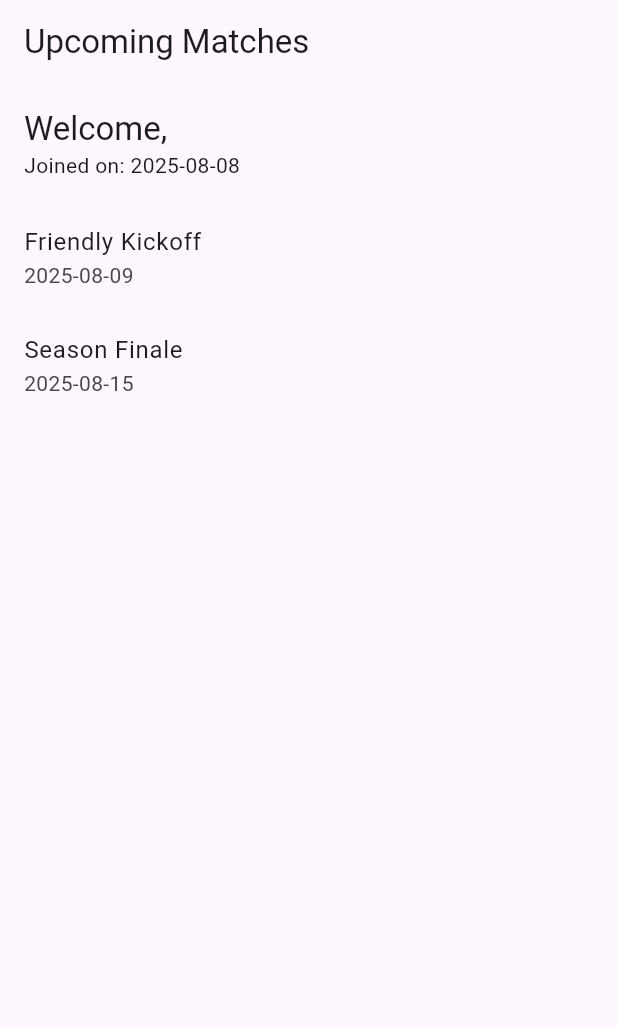
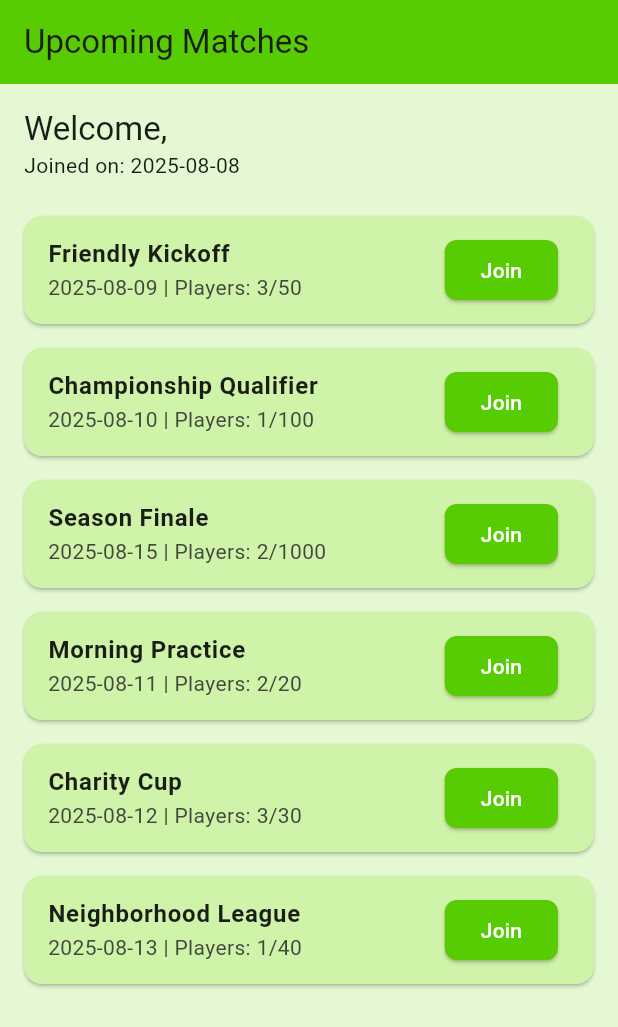
Before and after one commit to Pratikeshsingh/Football_is_life, a Flutter app: the screen it shows after launch, after a tap on "Login", on a phone screen of 412 x 824 dp. Shown: the top 1027 px of the screen. Run offline on Flutter 3.47's test engine with Material 3 defaults, Android fonts, the phone set to English and light mode, and no system bars.

Commit message:
feat: show joinable matches with colorful UI

```diff
--- a/lib/main.dart
+++ b/lib/main.dart
@@ -15,7 +15,9 @@ class MyApp extends StatelessWidget {
       debugShowCheckedModeBanner: false,
       title: 'Football is Life',
       theme: ThemeData(
-        colorScheme: ColorScheme.fromSeed(seedColor: Colors.deepPurple),
+        colorScheme:
+            ColorScheme.fromSeed(seedColor: const Color(0xFF58CC02)),
+        scaffoldBackgroundColor: const Color(0xFFE4F8D3),
       ),
       home: const LoginScreen(),
     );
--- a/lib/screens/upcoming_matches_screen.dart
+++ b/lib/screens/upcoming_matches_screen.dart
@@ -4,7 +4,7 @@ import '../models/match.dart';
 import '../models/user.dart';
 import 'match_detail_screen.dart';
 
-class UpcomingMatchesScreen extends StatelessWidget {
+class UpcomingMatchesScreen extends StatefulWidget {
   final User user;
   const UpcomingMatchesScreen({Key? key, required this.user}) : super(key: key);
 
@@ -20,7 +20,7 @@ class UpcomingMatchesScreen extends StatelessWidget {
     Match(
       id: '2',
       title: 'Championship Qualifier',
-      date: DateTime.now().subtract(const Duration(days: 1)),
+      date: DateTime.now().add(const Duration(days: 2)),
       location: 'City Arena',
       capacity: 100,
       attendees: ['Jordan'],
@@ -33,14 +33,53 @@ class UpcomingMatchesScreen extends StatelessWidget {
       capacity: 1000,
       attendees: ['Dana', 'Lee'],
     ),
+    Match(
+      id: '4',
+      title: 'Morning Practice',
+      date: DateTime.now().add(const Duration(days: 3)),
+      location: 'Community Field',
+      capacity: 20,
+      attendees: ['Morgan', 'Jess'],
+    ),
+    Match(
+      id: '5',
+      title: 'Charity Cup',
+      date: DateTime.now().add(const Duration(days: 4)),
+      location: 'Downtown Pitch',
+      capacity: 30,
+      attendees: ['Luis', 'Tim', 'Hana'],
+    ),
+    Match(
+      id: '6',
+      title: 'Neighborhood League',
+      date: DateTime.now().add(const Duration(days: 5)),
+      location: 'Westside Grounds',
+      capacity: 40,
+      attendees: ['Ariel'],
+    ),
   ];
 
   @override
+  State<UpcomingMatchesScreen> createState() => _UpcomingMatchesScreenState();
+}
+
+class _UpcomingMatchesScreenState extends State<UpcomingMatchesScreen> {
+  void _joinMatch(Match match) {
+    setState(() {
+      if (!match.attendees.contains(widget.user.name)) {
+        match.attendees.add(widget.user.name);
+      }
+    });
+  }
+
+  @override
   Widget build(BuildContext context) {
-    final upcoming =
-        matches.where((m) => m.date.isAfter(DateTime.now())).toList();
+    final upcoming = UpcomingMatchesScreen.matches
+        .where((m) => m.date.isAfter(DateTime.now()))
+        .toList();
     return Scaffold(
       appBar: AppBar(
+        backgroundColor: const Color(0xFF58CC02),
         title: const Text('Upcoming Matches'),
       ),
       body: Column(
@@ -52,11 +91,11 @@ class UpcomingMatchesScreen extends StatelessWidget {
               crossAxisAlignment: CrossAxisAlignment.start,
               children: [
                 Text(
-                  'Welcome, ${user.name}',
+                  'Welcome, ${widget.user.name}',
                   style: Theme.of(context).textTheme.titleLarge,
                 ),
                 Text(
-                  'Joined on: ${user.joinDate.toLocal().toString().split(' ')[0]}',
+                  'Joined on: ${widget.user.joinDate.toLocal().toString().split(' ')[0]}',
                 ),
               ],
             ),
@@ -66,9 +105,29 @@ class UpcomingMatchesScreen extends StatelessWidget {
               itemCount: upcoming.length,
               itemBuilder: (context, index) {
                 final match = upcoming[index];
-                return ListTile(
-                  title: Text(match.title),
-                  subtitle: Text('${match.date.toLocal()}'.split(' ')[0]),
+                return Card(
+                  color: const Color(0xFFCFF3A8),
+                  margin: const EdgeInsets.symmetric(horizontal: 16, vertical: 8),
+                  child: ListTile(
+                    title: Text(
+                      match.title,
+                      style: const TextStyle(fontWeight: FontWeight.bold),
+                    ),
+                    subtitle: Text(
+                      '${match.date.toLocal()}'.split(' ')[0] +
+                          ' | Players: ${match.attendees.length}/${match.capacity}',
+                    ),
+                    trailing: ElevatedButton(
+                      style: ElevatedButton.styleFrom(
+                        backgroundColor: const Color(0xFF58CC02),
+                        foregroundColor: Colors.white,
+                        shape: RoundedRectangleBorder(
+                          borderRadius: BorderRadius.circular(8),
+                        ),
+                      ),
+                      onPressed: () => _joinMatch(match),
+                      child: const Text('Join'),
+                    ),
                     onTap: () {
                       Navigator.of(context).push(
                         MaterialPageRoute(
@@ -76,6 +135,7 @@ class UpcomingMatchesScreen extends StatelessWidget {
                         ),
                       );
                     },
+                  ),
                 );
               },
             ),
```
Lines whose indentation alone changed are shown as unchanged.
